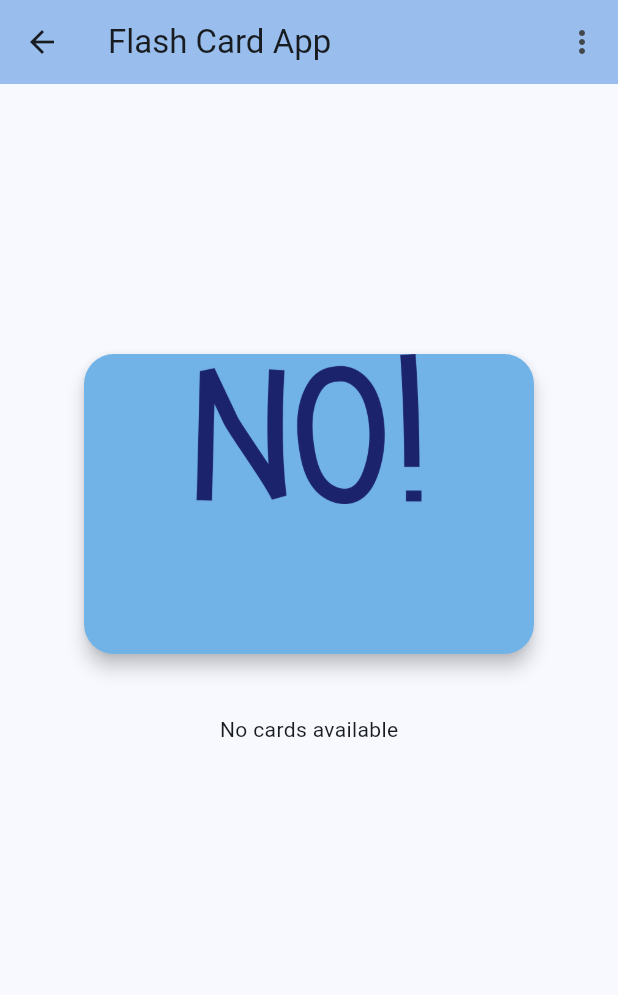
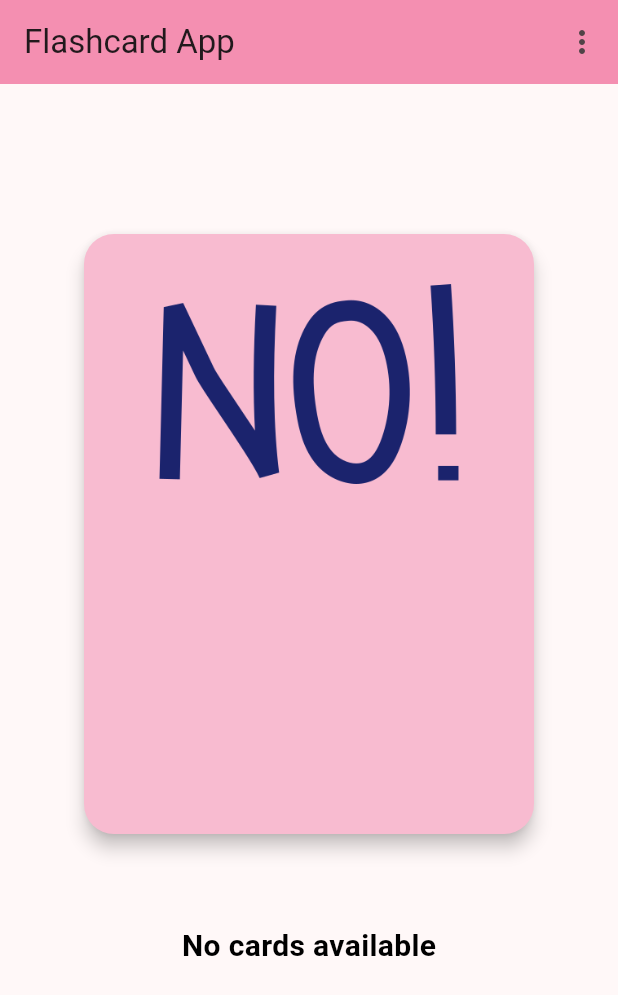
Before and after one commit to pkly1219/FlashCardApp, a Flutter app: the HomePage screen opened directly, on a phone screen of 412 x 824 dp. Shown: the top 995 px of the screen. Run offline on Flutter 3.47's test engine with Material 3 defaults, Android fonts, the phone set to English and light mode, and no system bars; drawn by our look-alikes of flip_card; our stand-ins replace animated_text_kit, hive, hive_flutter, lottie; accounts and stored records are empty; Roboto replaces fonts that are missing (Asap).

Commit message:
Add files via upload

```diff
--- a/lib/cores/constants.dart
+++ b/lib/cores/constants.dart
@@ -2,10 +2,51 @@
 import 'package:flutter/material.dart';
 
 //background card
-const Color card = Color.fromARGB(255, 114, 179, 231);
+const Color card = Color(0xFFF8BBD0);
 
 //word color on the button
-const Color word = Color.fromARGB(255, 25, 91, 145);
+const Color word = Color.fromARGB(255, 179, 32, 228);
 
 //Appbar color
-const Color appBarColor = Color.fromARGB(255, 153, 190, 237);
+//const Color appBarColor = Color.fromARGB(255, 247, 165, 213);
+const Color appBarColor = Color(0xFFF48FB1);
+
+//Color for the title
+const colorizeColors = [Color.fromARGB(255, 248, 18, 156), Color.fromARGB(195, 232, 99, 219),Color.fromARGB(44, 17, 91, 182)];
+
+//TextStyle for the title
+const colorizeTextStyle = TextStyle(
+  fontWeight: FontWeight.bold,
+  fontSize: 50.0,
+  fontFamily: 'Asap',
+);
+
+//color for the button text
+const Color color1 = Colors.black;
+
+//Text Style for the button
+const buttonStyle =  TextStyle(fontFamily: 'Asap',
+                                color: color1,
+                                fontWeight: FontWeight.bold);
+
+//Text Style for the DialogMessage
+const dialogStyle =  TextStyle(fontFamily: 'Asap',
+                                color: color1,
+                                fontSize: 20,
+                                fontWeight: FontWeight.bold);
+
+
+//color for background and button
+const Color background = Color(0xFFF48FB1);
+
+//Text Style for the quote in the home_page
+const QuoteStyle = TextStyle(
+                        fontWeight: FontWeight.w100,
+                        fontSize: 15.0,
+
+                        );
+
+//Text Style for the button
+const TitleStyle =  TextStyle(fontFamily: 'Asap',
+                                color: Colors.white ,
+                                fontWeight: FontWeight.bold);
--- a/lib/main.dart
+++ b/lib/main.dart
@@ -1,5 +1,5 @@
 import 'package:flashcard/models/card_model.dart';
-import 'package:flashcard/pages/welcome_page.dart';
+import 'package:flashcard/pages/flash_screen.dart';
 import 'package:flutter/material.dart';
 import 'package:flashcard/cores/constants.dart';
 import 'package:hive_flutter/hive_flutter.dart';
@@ -31,7 +31,7 @@ class MyApp extends StatelessWidget {
         colorScheme: ColorScheme.fromSeed(seedColor: card),
         useMaterial3: true,
       ),
-      home: const WelcomePage(),
+      home: const FlashScreen(),
     );
   }
 }
--- a/lib/pages/home_page.dart
+++ b/lib/pages/home_page.dart
@@ -14,8 +14,6 @@ import 'delete_page.dart';
 
 class HomePage extends StatefulWidget {
 
- //const HomePage({super.key});
-
 const HomePage({super.key});
 
 
@@ -26,10 +24,8 @@ const HomePage({super.key});
 class HomePageState extends State<HomePage> {
   final _mybox = Hive.box<FlashCard>('flashcardbox');
 
-    //first index to loop through list of cards
+  //first index to loop through list of cards
   int index = 0;
-  //final GlobalKey<ScaffoldState> _scaffoldKey = GlobalKey<ScaffoldState>();
-
 
   //function to display the next card
   void nextCard(){
@@ -53,6 +49,7 @@ class HomePageState extends State<HomePage> {
     });
     }
 
+    //show snackbar to print out the notification to users
     void showSnackBar(String message) {
       ScaffoldMessenger.of(context).showSnackBar(SnackBar(
       content: Text(message),
@@ -61,13 +58,11 @@ class HomePageState extends State<HomePage> {
   }
   @override
   Widget build(BuildContext context) {
-  // _mybox.put('flashcard',card1);
-  //  _mybox.put('flashcard1',card2);
 
     return Scaffold(
-        //key: _scaffoldKey, // Assign the GlobalKey to the Scaffold
         appBar: AppBar(
-          title: const Text('Flash Card App'),
+          automaticallyImplyLeading: false,
+          title: const Text('Flashcard App'),
           backgroundColor: appBarColor,
             actions: [
           PopupMenuButton(
@@ -99,27 +94,27 @@ class HomePageState extends State<HomePage> {
             itemBuilder: (BuildContext context) => [
               const PopupMenuItem(
                 value: 'add',
-                child: Text('Add Card'),
+                child: Text('Add Card', style: buttonStyle,),
               ),
               const PopupMenuItem(
                 value: 'delete',
-                child: Text('Delete Card'),
+                child: Text('Delete Card', style: buttonStyle,),
               ),
             ],
           ),
         ],
         ),
         body:
+            _mybox.isNotEmpty && index >= 0 && index < _mybox.length
+            ? _buildFlipCard()
+            : _buildEmptyCard(),
 
-        _mybox.isNotEmpty && index >= 0 && index < _mybox.length
-        ? _buildFlipCard()
-        : _buildEmptyCard(),
+
 
   );
   }
 
-
-
+//widget for the box when it has cards inside
 Widget _buildFlipCard() {
           return SingleChildScrollView(
             child:
@@ -131,7 +126,7 @@ Widget _buildFlipCard() {
                       children: [
 
                         const SizedBox(
-                        height: 180,
+                        height: 100,
 
                       ),
                       FlipCard(
@@ -141,13 +136,18 @@ Widget _buildFlipCard() {
                         back:  BackWidget( definition:_mybox.getAt(index)?.definition ?? '',),
                       ),
                       const SizedBox(
-                        height: 40,
+                        height: 60,
                       ),
                       Row(
                         mainAxisAlignment: MainAxisAlignment.spaceAround,
                         children: [
-                          ElevatedButton(onPressed: (){}, child: PreButton(preCard: preCard,)),
-                          ElevatedButton(onPressed: (){}, child: NextButton(nextCard: nextCard,)),
+                          ElevatedButton(style: ElevatedButton.styleFrom(
+                                          backgroundColor: background,
+                                        ),onPressed: (){}, child: PreButton(preCard: preCard,)),
+                          ElevatedButton(style: ElevatedButton.styleFrom(
+                                          backgroundColor: background,
+                                        ),
+                                          onPressed: (){}, child: NextButton(nextCard: nextCard,)),
 
                         ],
                       )
@@ -159,6 +159,7 @@ Widget _buildFlipCard() {
           );
       }
 
+//widget for empty box
 Widget _buildEmptyCard() {
   return const SingleChildScrollView(
     child:
@@ -167,16 +168,16 @@ Widget _buildEmptyCard() {
           mainAxisAlignment: MainAxisAlignment.spaceAround,
           children: [
             SizedBox(
-              height: 180,
+              height: 100,
             ),
             FlipCard(
               front: FrontWidget(word: '', imagePath: '',),
               back: BackWidget(definition: ''),
             ),
             SizedBox(
-              height: 40,
+              height: 60,
             ),
-            Text('No cards available'),
+            Text('No cards available', style: dialogStyle),
           ],
         ),
       ),
--- a/lib/widgets/back_widget.dart
+++ b/lib/widgets/back_widget.dart
@@ -1,6 +1,7 @@
 import 'package:flutter/material.dart';
 import '../cores/constants.dart';
 
+//The back side of the flashcard
 class BackWidget extends StatelessWidget {
   const BackWidget({ super.key,
   required this.definition,
@@ -14,12 +15,12 @@ class BackWidget extends StatelessWidget {
       borderRadius: BorderRadius.circular(20),
       color: card,
       child: Container(
-        height: 200,
+        height: 400,
         width: 300,
         alignment: Alignment.center,
         child: Text(definition,textAlign: TextAlign.center,
           style: const TextStyle(
-              color: Colors.white, fontSize: 15, fontWeight: FontWeight.w500),
+              color: Colors.black, fontSize: 15, fontWeight: FontWeight.w500),
         ),
       ),
     );
--- a/lib/widgets/front_widget.dart
+++ b/lib/widgets/front_widget.dart
@@ -1,6 +1,7 @@
 import 'package:flutter/material.dart';
 import '../cores/constants.dart';
 
+//the front side of the flashcard
 class FrontWidget extends StatelessWidget {
    const FrontWidget({
     Key? key,
@@ -19,7 +20,7 @@ class FrontWidget extends StatelessWidget {
       borderRadius: BorderRadius.circular(20),
       color: card,
       child: Container(
-         height: 200,
+        height: 400,
         width: 300,
         alignment: Alignment.center,
         child :
@@ -28,7 +29,7 @@ class FrontWidget extends StatelessWidget {
                  // Use a conditional expression to show the image only if imagePath is not empty
             SizedBox(
               width: 200, // Set the width of the container
-              height: 100, // Set the height of the container
+              height: 200, // Set the height of the container
               child:
                 imagePath.isNotEmpty
                     ? Image.asset(
@@ -42,14 +43,11 @@ class FrontWidget extends StatelessWidget {
 
             ),
 
-                //Text(imagePath,
-                  //    style: const TextStyle(
-                 //    color: Colors.white, fontSize: 30, fontWeight: FontWeight.w500),
-                 //  ),
+
                 const SizedBox(height: 8,),
                  Text(word,
                       style: const TextStyle(
-                     color: Colors.white, fontSize: 30, fontWeight: FontWeight.w500),
+                     color: Colors.black, fontSize: 30, fontWeight: FontWeight.w500),
                    ),
               ],
             ), // Display the image
--- a/lib/widgets/next_button.dart
+++ b/lib/widgets/next_button.dart
@@ -1,6 +1,7 @@
 import 'package:flutter/material.dart';
 import '../cores/constants.dart';
 
+//widget for the next button on the homepage
 class NextButton extends StatelessWidget {
   const NextButton({super.key, required this. nextCard});
 
@@ -15,6 +16,7 @@ class NextButton extends StatelessWidget {
           child: const Text(
                 'Next',
                 textAlign: TextAlign.center,
+                style: buttonStyle,
       )
       ),
     );
--- a/lib/widgets/pre_button.dart
+++ b/lib/widgets/pre_button.dart
@@ -1,6 +1,7 @@
 import 'package:flutter/material.dart';
 import '../cores/constants.dart';
 
+//widget for the previous button on the homepage
 class PreButton extends StatelessWidget {
   const PreButton({super.key, required this. preCard});
 
@@ -15,6 +16,7 @@ class PreButton extends StatelessWidget {
           child: const Text(
                 'Back',
                 textAlign: TextAlign.center,
+                style: buttonStyle,
       )
       ),
     );
```
Also changed, not shown: lib/pages/add_page.dart (+60 -16 lines), lib/pages/delete_page.dart (+58 -7 lines), lib/pages/flash_screen.dart (added, +55 -0 lines), lib/pages/welcome_page.dart (+21 -6 lines), 45 other files.
